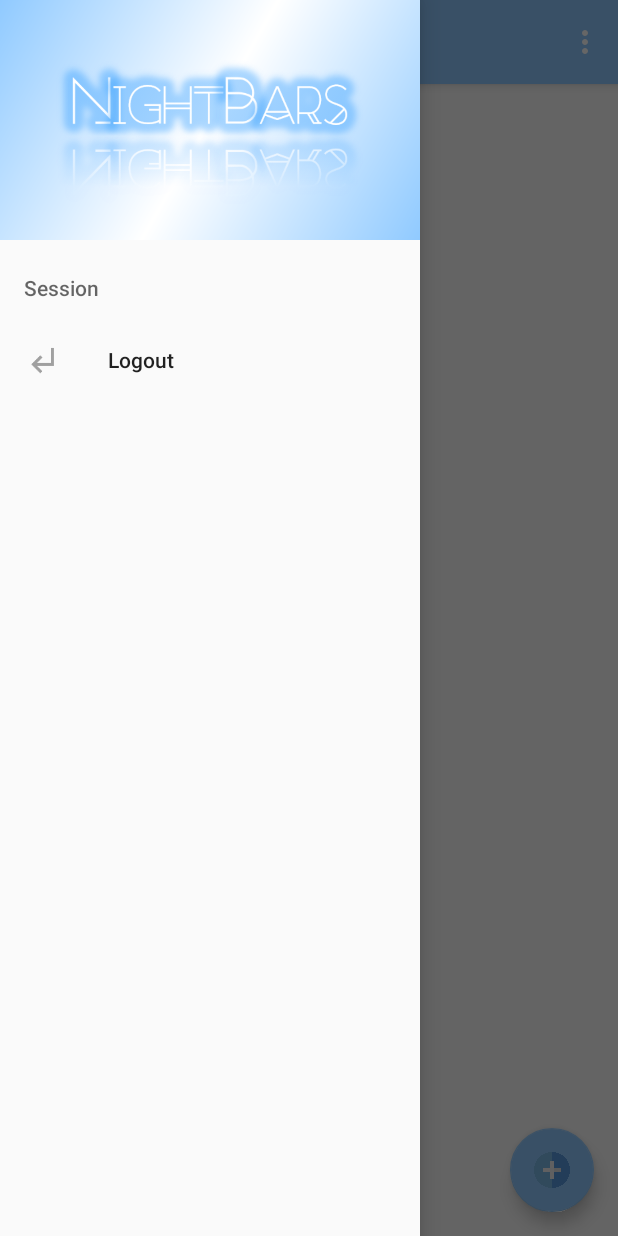
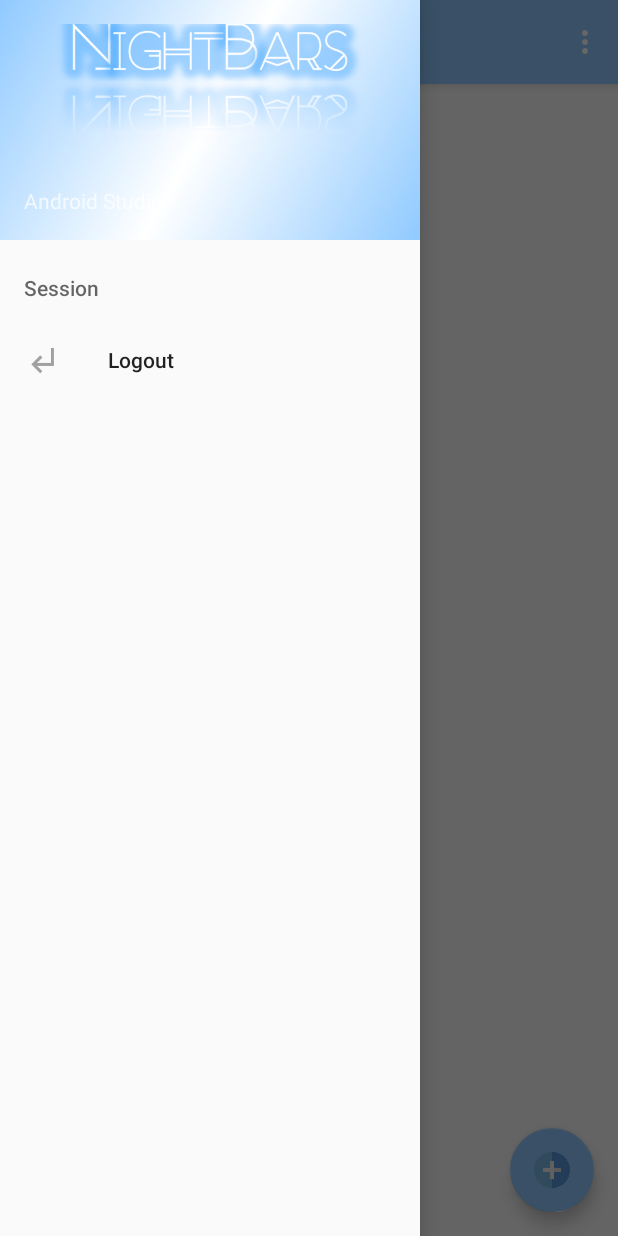
Before and after one commit to miguefra/NightBars, an Android app: the PlacesListActivity screen opened directly, with no data from a screen before it, with the side drawer open, on a phone screen of 412 x 824 dp. Run offline under Robolectric (Android 15) with nearby library versions, the phone set to English and light mode, and no system bars; our stand-ins replace ButterKnife; libraries missing offline, so code that uses them is left out: org.apache.commons; 6 statements that could not run were skipped.

Commit message:
temporal upload

```diff
--- a/NightBars/app/build.gradle
+++ b/NightBars/app/build.gradle
@@ -28,4 +28,5 @@ dependencies {
     testCompile 'junit:junit:4.12'
     compile files('libs/mysql-connector-java-3.1.14-bin.jar')
     compile 'com.android.support:cardview-v7:25.0.1'
+    compile 'commons-net:commons-net:3.6'
 }
--- a/NightBars/app/src/main/java/nightbars/nightbars/LoginActivity.java
+++ b/NightBars/app/src/main/java/nightbars/nightbars/LoginActivity.java
@@ -38,7 +38,6 @@ public class LoginActivity extends AppCompatActivity implements TaskCallback {
         //Hide action bar
         getSupportActionBar().hide();
 
-        // TODO: Implementar sesiones y guardar el usuario.
         super.onCreate(savedInstanceState);
         setContentView(R.layout.activity_login);
         ButterKnife.inject(this);
@@ -66,6 +65,10 @@ public class LoginActivity extends AppCompatActivity implements TaskCallback {
                 startActivityForResult(intent, REQUEST_SIGNUP);
             }
         });
+
+        //TODO esto se tiene que quitar
+        emailText.setText("eli.emmanuel01@gmail.com");
+        passwordText.setText("elii");
     }
 
     public void login() {
--- a/NightBars/app/src/main/java/nightbars/nightbars/PlacesListActivity.java
+++ b/NightBars/app/src/main/java/nightbars/nightbars/PlacesListActivity.java
@@ -1,10 +1,16 @@
 package nightbars.nightbars;
 
+import android.app.Activity;
 import android.content.Intent;
+import android.content.res.ColorStateList;
+import android.graphics.Color;
 import android.os.Bundle;
+import android.os.StrictMode;
+import android.provider.Settings;
 import android.support.design.widget.FloatingActionButton;
 import android.support.v7.widget.LinearLayoutManager;
 import android.support.v7.widget.RecyclerView;
+import android.util.Log;
 import android.view.View;
 import android.support.design.widget.NavigationView;
 import android.support.v4.view.GravityCompat;
@@ -16,8 +22,17 @@ import android.view.Menu;
 import android.view.MenuItem;
 import android.widget.TextView;
 
+import org.w3c.dom.Text;
+import org.apache.commons.net.ftp.*;
+
+import java.io.BufferedOutputStream;
+import java.io.File;
+import java.io.FileOutputStream;
+import java.io.IOException;
+import java.io.OutputStream;
 import java.util.List;
 
+import butterknife.ButterKnife;
 import butterknife.InjectView;
 import nightbars.nightbars.controllers.ListMenuController;
 import nightbars.nightbars.helper.SessionManager;
@@ -34,12 +49,16 @@ public class PlacesListActivity extends AppCompatActivity
     private RVAdapter adapter;
 
     @InjectView(R.id.nav_header_username)
-    TextView navHeaderUsername;
+    public TextView navHeaderUsername;
 
     @Override
     protected void onCreate(Bundle savedInstanceState) {
         super.onCreate(savedInstanceState);
         setContentView(R.layout.activity_places_list);
+        StrictMode.ThreadPolicy policy = new StrictMode.ThreadPolicy.Builder()
+                .permitAll()
+                .build();
+        StrictMode.setThreadPolicy(policy);
         Toolbar toolbar = (Toolbar) findViewById(R.id.toolbar);
         setSupportActionBar(toolbar);
 
@@ -53,7 +72,6 @@ public class PlacesListActivity extends AppCompatActivity
                 printDetails(position);
             }
         });
-
         recyclerView.setAdapter(adapter);
 
         RecyclerView.LayoutManager llm = new LinearLayoutManager(this);
@@ -78,10 +96,56 @@ public class PlacesListActivity extends AppCompatActivity
         NavigationView navigationView = (NavigationView) findViewById(R.id.nav_view);
         navigationView.setNavigationItemSelectedListener(this);
 
-        // TODO: Hacer que funcione.
-        //this.navHeaderUsername.setText(sessionManager.getUsername());
+        listMenuController = ListMenuController.getInstance(PlacesListActivity.this, this);
 
-        listMenuController = ListMenuController.getInstance(PlacesListActivity.this, this);
+        try {
+            Boolean b = this.connectFTP();
+        } catch (IOException e) {
+            e.printStackTrace();
+        }
+
+    }
+
+    private Boolean connectFTP(/*String server, int portNumber,
+                                        String user, String password, String filename, File localFile*/)
+            throws IOException {
+        FTPClient ftp = null;
+
+        try {
+            ftp = new FTPClient();
+
+            ftp.connect("ftp://ftp.byethost31.com", 21);
+
+            System.out.println("Connected. Reply: " + ftp.getReplyString());
+            ftp.login("b31_20293105", "nightbars12345");
+
+            System.out.println("Que pedo");
+            System.out.println("login");
+
+            /*ftp.setFileType(FTP.BINARY_FILE_TYPE);
+            Log.d(LOG_TAG, "Downloading");
+            ftp.enterLocalPassiveMode();
+
+            OutputStream outputStream = null;
+            boolean success = false;
+            try {
+                outputStream = new BufferedOutputStream(new FileOutputStream(
+                        localFile));
+                success = ftp.retrieveFile(filename, outputStream);
+            } finally {
+                if (outputStream != null) {
+                    outputStream.close();
+                }
+            }
+
+            return success;*/
+            return true;
+        } finally {
+            if (ftp != null) {
+                ftp.logout();
+                ftp.disconnect();
+            }
+        }
     }
 
     @Override
@@ -146,6 +210,10 @@ public class PlacesListActivity extends AppCompatActivity
         adapter.setplaces(place);
         adapter.notifyDataSetChanged();
         //recyclerView.setAdapter(adapter);
+
+        this.navHeaderUsername = (TextView)findViewById(R.id.nav_header_username);
+        this.navHeaderUsername.setText(sessionManager.getUsername());
+        this.navHeaderUsername.setTextColor(Color.BLACK);
     }
 
     @Override
--- a/NightBars/app/src/main/res/layout/activity_places_list.xml
+++ b/NightBars/app/src/main/res/layout/activity_places_list.xml
@@ -13,6 +13,7 @@
         android:layout_width="match_parent"
         android:layout_height="match_parent" />
 
+
     <android.support.design.widget.NavigationView
         android:id="@+id/nav_view"
         android:layout_width="wrap_content"
--- a/NightBars/app/src/main/res/layout/nav_header_places_list.xml
+++ b/NightBars/app/src/main/res/layout/nav_header_places_list.xml
@@ -22,10 +22,9 @@
     <TextView
         android:id="@+id/nav_header_username"
         android:layout_width="match_parent"
-        android:layout_height="wrap_content"
+        android:layout_height="36dp"
         android:paddingTop="@dimen/nav_header_vertical_spacing"
-        android:text="Android Studio"
-        android:textAppearance="@style/TextAppearance.AppCompat.Body1" />
+        android:text="Android Studio" />
 
     <TextView
         android:id="@+id/textView"
```
